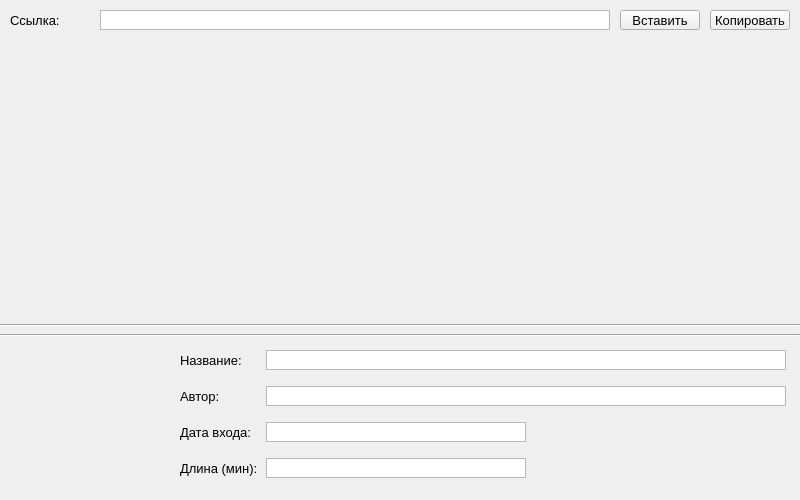
Qt form design_cool.ui (AlekseevValeriy/YouTube-video-downloader) before a commit.
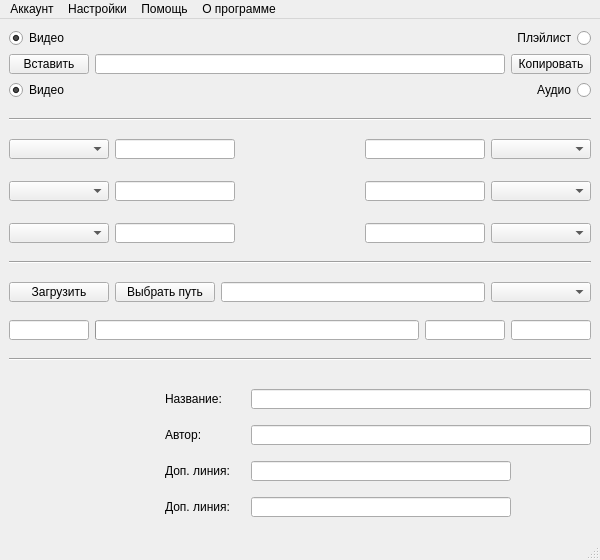
The same form after that commit.

The edit to the form file:
```diff
--- a/design_cool.ui
+++ b/design_cool.ui
@@ -6,79 +6,766 @@
    <rect>
     <x>0</x>
     <y>0</y>
-    <width>800</width>
-    <height>500</height>
+    <width>600</width>
+    <height>560</height>
    </rect>
   </property>
   <property name="windowTitle">
    <string>MainWindow</string>
   </property>
   <widget class="QWidget" name="centralwidget">
-   <widget class="QLabel" name="image_label">
-    <property name="geometry">
-     <rect>
-      <x>10</x>
-      <y>340</y>
-      <width>150</width>
-      <height>150</height>
-     </rect>
-    </property>
+   <layout class="QVBoxLayout" name="verticalLayout_2">
+    <item>
+     <layout class="QHBoxLayout" name="link_and_settings_layout">
+      <item>
+       <layout class="QVBoxLayout" name="left_settings_layout">
+        <item>
+         <widget class="QRadioButton" name="video_type_radio">
     <property name="minimumSize">
      <size>
-      <width>150</width>
-      <height>150</height>
+            <width>80</width>
+            <height>20</height>
      </size>
     </property>
     <property name="maximumSize">
      <size>
-      <width>150</width>
-      <height>150</height>
-     </size>
-    </property>
+            <width>80</width>
+            <height>20</height>
+           </size>
+          </property>
+          <property name="font">
+           <font>
+            <pointsize>9</pointsize>
+           </font>
+          </property>
+          <property name="toolTip">
+           <string>Выбрать загрузку видео</string>
+          </property>
+          <property name="layoutDirection">
+           <enum>Qt::LeftToRight</enum>
+          </property>
     <property name="text">
+           <string>Видео</string>
+          </property>
+          <property name="checked">
+           <bool>true</bool>
+          </property>
+          <attribute name="buttonGroup">
+           <string notr="true">download_type</string>
+          </attribute>
+         </widget>
+        </item>
+        <item>
+         <widget class="QPushButton" name="paste_button">
+          <property name="minimumSize">
+           <size>
+            <width>80</width>
+            <height>20</height>
+           </size>
+          </property>
+          <property name="maximumSize">
+           <size>
+            <width>80</width>
+            <height>20</height>
+           </size>
+          </property>
+          <property name="font">
+           <font>
+            <pointsize>9</pointsize>
+           </font>
+          </property>
+          <property name="toolTip">
+           <string>Вставить текст в поле для ссылки</string>
+          </property>
+          <property name="toolTipDuration">
+           <number>-1</number>
+          </property>
+          <property name="whatsThis">
      <string/>
     </property>
-   </widget>
-   <widget class="Line" name="line">
-    <property name="geometry">
-     <rect>
-      <x>0</x>
-      <y>330</y>
-      <width>800</width>
-      <height>10</height>
-     </rect>
-    </property>
+          <property name="inputMethodHints">
+           <set>Qt::ImhNone</set>
+          </property>
+          <property name="text">
+           <string>Вставить</string>
+          </property>
+          <property name="checkable">
+           <bool>false</bool>
+          </property>
+          <property name="checked">
+           <bool>false</bool>
+          </property>
+         </widget>
+        </item>
+        <item>
+         <widget class="QRadioButton" name="video_format_radio">
+          <property name="minimumSize">
+           <size>
+            <width>80</width>
+            <height>20</height>
+           </size>
+          </property>
+          <property name="maximumSize">
+           <size>
+            <width>80</width>
+            <height>20</height>
+           </size>
+          </property>
+          <property name="font">
+           <font>
+            <pointsize>9</pointsize>
+           </font>
+          </property>
+          <property name="toolTip">
+           <string>Вырать загрузку формата &quot;видео&quot;</string>
+          </property>
+          <property name="text">
+           <string>Видео</string>
+          </property>
+          <property name="checked">
+           <bool>true</bool>
+          </property>
+          <attribute name="buttonGroup">
+           <string notr="true">download_format</string>
+          </attribute>
+         </widget>
+        </item>
+       </layout>
+      </item>
+      <item>
+       <widget class="QLineEdit" name="link_line">
+        <property name="minimumSize">
+         <size>
+          <width>260</width>
+          <height>20</height>
+         </size>
+        </property>
+        <property name="maximumSize">
+         <size>
+          <width>16777215</width>
+          <height>20</height>
+         </size>
+        </property>
+        <property name="font">
+         <font>
+          <pointsize>9</pointsize>
+         </font>
+        </property>
+        <property name="toolTip">
+         <string>Поле для поле для ссылки</string>
+        </property>
+       </widget>
+      </item>
+      <item>
+       <layout class="QVBoxLayout" name="right_settings_layout">
+        <item>
+         <widget class="QRadioButton" name="playlist_type_radio">
+          <property name="minimumSize">
+           <size>
+            <width>80</width>
+            <height>20</height>
+           </size>
+          </property>
+          <property name="maximumSize">
+           <size>
+            <width>80</width>
+            <height>20</height>
+           </size>
+          </property>
+          <property name="font">
+           <font>
+            <pointsize>9</pointsize>
+           </font>
+          </property>
+          <property name="toolTip">
+           <string>Выбрать загрузку плэйлиста</string>
+          </property>
+          <property name="layoutDirection">
+           <enum>Qt::RightToLeft</enum>
+          </property>
+          <property name="text">
+           <string>Плэйлист</string>
+          </property>
+          <attribute name="buttonGroup">
+           <string notr="true">download_type</string>
+          </attribute>
+         </widget>
+        </item>
+        <item>
+         <widget class="QPushButton" name="copy_button">
+          <property name="minimumSize">
+           <size>
+            <width>80</width>
+            <height>20</height>
+           </size>
+          </property>
+          <property name="maximumSize">
+           <size>
+            <width>80</width>
+            <height>20</height>
+           </size>
+          </property>
+          <property name="font">
+           <font>
+            <pointsize>9</pointsize>
+           </font>
+          </property>
+          <property name="toolTip">
+           <string>Копировать текст из поля для ссылки</string>
+          </property>
+          <property name="layoutDirection">
+           <enum>Qt::RightToLeft</enum>
+          </property>
+          <property name="text">
+           <string>Копировать</string>
+          </property>
+         </widget>
+        </item>
+        <item>
+         <widget class="QRadioButton" name="audio_format_radio">
+          <property name="minimumSize">
+           <size>
+            <width>80</width>
+            <height>20</height>
+           </size>
+          </property>
+          <property name="maximumSize">
+           <size>
+            <width>80</width>
+            <height>20</height>
+           </size>
+          </property>
+          <property name="font">
+           <font>
+            <pointsize>9</pointsize>
+           </font>
+          </property>
+          <property name="toolTip">
+           <string>Вырать загрузку формата &quot;аудио&quot;</string>
+          </property>
+          <property name="layoutDirection">
+           <enum>Qt::RightToLeft</enum>
+          </property>
+          <property name="text">
+           <string>Аудио</string>
+          </property>
+          <attribute name="buttonGroup">
+           <string notr="true">download_format</string>
+          </attribute>
+         </widget>
+        </item>
+       </layout>
+      </item>
+     </layout>
+    </item>
+    <item>
+     <spacer name="vertical_spacer_1">
     <property name="orientation">
+       <enum>Qt::Vertical</enum>
+      </property>
+      <property name="sizeHint" stdset="0">
+       <size>
+        <width>20</width>
+        <height>20</height>
+       </size>
+      </property>
+     </spacer>
+    </item>
+    <item>
+     <widget class="Line" name="line_1">
+      <property name="font">
+       <font>
+        <pointsize>9</pointsize>
+       </font>
+      </property>
+      <property name="orientation">
      <enum>Qt::Horizontal</enum>
     </property>
    </widget>
+    </item>
+    <item>
+     <spacer name="vertical_spacer_2">
+      <property name="orientation">
+       <enum>Qt::Vertical</enum>
+      </property>
+      <property name="sizeHint" stdset="0">
+       <size>
+        <width>20</width>
+        <height>20</height>
+       </size>
+      </property>
+     </spacer>
+    </item>
+    <item>
+     <layout class="QVBoxLayout" name="tags_layout">
+      <item>
+       <layout class="QHBoxLayout" name="tags_line_layout_1">
+        <item>
+         <widget class="QComboBox" name="tags_box_1">
+          <property name="minimumSize">
+           <size>
+            <width>100</width>
+            <height>20</height>
+           </size>
+          </property>
+          <property name="maximumSize">
+           <size>
+            <width>100</width>
+            <height>20</height>
+           </size>
+          </property>
+          <property name="toolTip">
+           <string>Набор тегов</string>
+          </property>
+         </widget>
+        </item>
+        <item>
+         <widget class="QLineEdit" name="tag_line_1">
+          <property name="minimumSize">
+           <size>
+            <width>120</width>
+            <height>20</height>
+           </size>
+          </property>
+          <property name="maximumSize">
+           <size>
+            <width>120</width>
+            <height>20</height>
+           </size>
+          </property>
+          <property name="toolTip">
+           <string>Поле для ввода тега</string>
+          </property>
+         </widget>
+        </item>
+        <item>
+         <spacer name="horizontal_spacer_2">
+          <property name="orientation">
+           <enum>Qt::Horizontal</enum>
+          </property>
+          <property name="sizeHint" stdset="0">
+           <size>
+            <width>40</width>
+            <height>20</height>
+           </size>
+          </property>
+         </spacer>
+        </item>
+        <item>
+         <widget class="QLineEdit" name="tag_line_2">
+          <property name="minimumSize">
+           <size>
+            <width>120</width>
+            <height>20</height>
+           </size>
+          </property>
+          <property name="maximumSize">
+           <size>
+            <width>120</width>
+            <height>20</height>
+           </size>
+          </property>
+          <property name="toolTip">
+           <string>Поле для ввода тега</string>
+          </property>
+         </widget>
+        </item>
+        <item>
+         <widget class="QComboBox" name="tags_box_2">
+          <property name="minimumSize">
+           <size>
+            <width>100</width>
+            <height>20</height>
+           </size>
+          </property>
+          <property name="maximumSize">
+           <size>
+            <width>100</width>
+            <height>20</height>
+           </size>
+          </property>
+          <property name="toolTip">
+           <string>Набор тегов</string>
+          </property>
+         </widget>
+        </item>
+       </layout>
+      </item>
+      <item>
+       <spacer name="vertical_spacer_3">
+        <property name="orientation">
+         <enum>Qt::Vertical</enum>
+        </property>
+        <property name="sizeHint" stdset="0">
+         <size>
+          <width>20</width>
+          <height>20</height>
+         </size>
+        </property>
+       </spacer>
+      </item>
+      <item>
+       <layout class="QHBoxLayout" name="tags_line_layout_2">
+        <item>
+         <widget class="QComboBox" name="tags_box_3">
+          <property name="minimumSize">
+           <size>
+            <width>100</width>
+            <height>20</height>
+           </size>
+          </property>
+          <property name="maximumSize">
+           <size>
+            <width>100</width>
+            <height>20</height>
+           </size>
+          </property>
+          <property name="toolTip">
+           <string>Набор тегов</string>
+          </property>
+         </widget>
+        </item>
+        <item>
+         <widget class="QLineEdit" name="tag_line_3">
+          <property name="minimumSize">
+           <size>
+            <width>120</width>
+            <height>20</height>
+           </size>
+          </property>
+          <property name="maximumSize">
+           <size>
+            <width>120</width>
+            <height>20</height>
+           </size>
+          </property>
+          <property name="toolTip">
+           <string>Поле для ввода тега</string>
+          </property>
+         </widget>
+        </item>
+        <item>
+         <spacer name="horizontal_spacer_4">
+          <property name="orientation">
+           <enum>Qt::Horizontal</enum>
+          </property>
+          <property name="sizeHint" stdset="0">
+           <size>
+            <width>40</width>
+            <height>20</height>
+           </size>
+          </property>
+         </spacer>
+        </item>
+        <item>
+         <widget class="QLineEdit" name="tag_line_4">
+          <property name="minimumSize">
+           <size>
+            <width>120</width>
+            <height>20</height>
+           </size>
+          </property>
+          <property name="maximumSize">
+           <size>
+            <width>120</width>
+            <height>20</height>
+           </size>
+          </property>
+          <property name="toolTip">
+           <string>Поле для ввода тега</string>
+          </property>
+         </widget>
+        </item>
+        <item>
+         <widget class="QComboBox" name="tags_box_4">
+          <property name="minimumSize">
+           <size>
+            <width>100</width>
+            <height>20</height>
+           </size>
+          </property>
+          <property name="maximumSize">
+           <size>
+            <width>100</width>
+            <height>20</height>
+           </size>
+          </property>
+          <property name="toolTip">
+           <string>Набор тегов</string>
+          </property>
+         </widget>
+        </item>
+       </layout>
+      </item>
+      <item>
+       <spacer name="vertical_spacer_4">
+        <property name="orientation">
+         <enum>Qt::Vertical</enum>
+        </property>
+        <property name="sizeHint" stdset="0">
+         <size>
+          <width>20</width>
+          <height>20</height>
+         </size>
+        </property>
+       </spacer>
+      </item>
+      <item>
+       <layout class="QHBoxLayout" name="tags_line_layout_3">
+        <item>
+         <widget class="QComboBox" name="tags_box_5">
+          <property name="minimumSize">
+           <size>
+            <width>100</width>
+            <height>20</height>
+           </size>
+          </property>
+          <property name="maximumSize">
+           <size>
+            <width>100</width>
+            <height>20</height>
+           </size>
+          </property>
+          <property name="toolTip">
+           <string>Набор тегов</string>
+          </property>
+         </widget>
+        </item>
+        <item>
+         <widget class="QLineEdit" name="tag_line_5">
+          <property name="minimumSize">
+           <size>
+            <width>120</width>
+            <height>20</height>
+           </size>
+          </property>
+          <property name="maximumSize">
+           <size>
+            <width>120</width>
+            <height>20</height>
+           </size>
+          </property>
+          <property name="toolTip">
+           <string>Поле для ввода тега</string>
+          </property>
+         </widget>
+        </item>
+        <item>
+         <spacer name="horizontal_spacer_3">
+          <property name="orientation">
+           <enum>Qt::Horizontal</enum>
+          </property>
+          <property name="sizeHint" stdset="0">
+           <size>
+            <width>40</width>
+            <height>20</height>
+           </size>
+          </property>
+         </spacer>
+        </item>
+        <item>
+         <widget class="QLineEdit" name="tag_line_6">
+          <property name="minimumSize">
+           <size>
+            <width>120</width>
+            <height>20</height>
+           </size>
+          </property>
+          <property name="maximumSize">
+           <size>
+            <width>120</width>
+            <height>20</height>
+           </size>
+          </property>
+          <property name="toolTip">
+           <string>Поле для ввода тега</string>
+          </property>
+         </widget>
+        </item>
+        <item>
+         <widget class="QComboBox" name="tags_box_6">
+          <property name="minimumSize">
+           <size>
+            <width>100</width>
+            <height>20</height>
+           </size>
+          </property>
+          <property name="maximumSize">
+           <size>
+            <width>100</width>
+            <height>20</height>
+           </size>
+          </property>
+          <property name="toolTip">
+           <string>Набор тегов</string>
+          </property>
+         </widget>
+        </item>
+       </layout>
+      </item>
+     </layout>
+    </item>
+    <item>
+     <spacer name="vertical_spacer_5">
+      <property name="orientation">
+       <enum>Qt::Vertical</enum>
+      </property>
+      <property name="sizeHint" stdset="0">
+       <size>
+        <width>20</width>
+        <height>20</height>
+       </size>
+      </property>
+     </spacer>
+    </item>
+    <item>
    <widget class="Line" name="line_2">
-    <property name="geometry">
-     <rect>
-      <x>0</x>
-      <y>320</y>
-      <width>800</width>
-      <height>10</height>
-     </rect>
+      <property name="font">
+       <font>
+        <pointsize>9</pointsize>
+       </font>
     </property>
     <property name="orientation">
      <enum>Qt::Horizontal</enum>
     </property>
    </widget>
-   <widget class="QWidget" name="formLayoutWidget">
-    <property name="geometry">
-     <rect>
-      <x>180</x>
-      <y>340</y>
-      <width>611</width>
-      <height>151</height>
-     </rect>
-    </property>
-    <layout class="QFormLayout" name="formLayout_2">
-     <item row="0" column="0">
-      <widget class="QLabel" name="title_label">
+    </item>
+    <item>
+     <spacer name="vertical_spacer_6">
+      <property name="orientation">
+       <enum>Qt::Vertical</enum>
+      </property>
+      <property name="sizeHint" stdset="0">
+       <size>
+        <width>20</width>
+        <height>20</height>
+       </size>
+      </property>
+     </spacer>
+    </item>
+    <item>
+     <layout class="QHBoxLayout" name="download_layout">
+      <item>
+       <widget class="QPushButton" name="load_button">
        <property name="minimumSize">
         <size>
+          <width>100</width>
+          <height>20</height>
+         </size>
+        </property>
+        <property name="maximumSize">
+         <size>
+          <width>100</width>
+          <height>20</height>
+         </size>
+        </property>
+        <property name="font">
+         <font>
+          <pointsize>9</pointsize>
+         </font>
+        </property>
+        <property name="toolTip">
+         <string>Загрузить файл</string>
+        </property>
+        <property name="text">
+         <string>Загрузить</string>
+        </property>
+       </widget>
+      </item>
+      <item>
+       <widget class="QPushButton" name="choice_path_button">
+        <property name="minimumSize">
+         <size>
+          <width>100</width>
+          <height>20</height>
+         </size>
+        </property>
+        <property name="maximumSize">
+         <size>
+          <width>100</width>
+          <height>20</height>
+         </size>
+        </property>
+        <property name="font">
+         <font>
+          <pointsize>9</pointsize>
+         </font>
+        </property>
+        <property name="toolTip">
+         <string>Выбрать путь, где будет находится скаченный файл</string>
+        </property>
+        <property name="text">
+         <string>Выбрать путь</string>
+        </property>
+       </widget>
+      </item>
+      <item>
+       <widget class="QLineEdit" name="path_line">
+        <property name="minimumSize">
+         <size>
+          <width>200</width>
+          <height>20</height>
+         </size>
+        </property>
+        <property name="maximumSize">
+         <size>
+          <width>400</width>
+          <height>20</height>
+         </size>
+        </property>
+        <property name="toolTip">
+         <string>Поле путя для файла</string>
+        </property>
+       </widget>
+      </item>
+      <item>
+       <widget class="QComboBox" name="quality_box">
+        <property name="minimumSize">
+         <size>
+          <width>100</width>
+          <height>20</height>
+         </size>
+        </property>
+        <property name="maximumSize">
+         <size>
+          <width>100</width>
+          <height>20</height>
+         </size>
+        </property>
+        <property name="font">
+         <font>
+          <pointsize>9</pointsize>
+         </font>
+        </property>
+        <property name="toolTip">
+         <string>Набор возможных качеств</string>
+        </property>
+        <property name="maxVisibleItems">
+         <number>5</number>
+        </property>
+       </widget>
+      </item>
+     </layout>
+    </item>
+    <item>
+     <spacer name="vertical_spacer_7">
+      <property name="orientation">
+       <enum>Qt::Vertical</enum>
+      </property>
+      <property name="sizeHint" stdset="0">
+       <size>
+        <width>20</width>
+        <height>20</height>
+       </size>
+      </property>
+     </spacer>
+    </item>
+    <item>
+     <layout class="QHBoxLayout" name="load_progress_layout">
+      <item>
+       <widget class="QLineEdit" name="quality_line">
+        <property name="minimumSize">
+         <size>
          <width>80</width>
          <height>20</height>
         </size>
@@ -89,13 +776,217 @@
          <height>20</height>
         </size>
        </property>
+        <property name="toolTip">
+         <string>Количество загружаемых и загруженных файлов</string>
+        </property>
+        <property name="readOnly">
+         <bool>true</bool>
+        </property>
+       </widget>
+      </item>
+      <item>
+       <widget class="QProgressBar" name="load_progress_bar">
+        <property name="minimumSize">
+         <size>
+          <width>100</width>
+          <height>20</height>
+         </size>
+        </property>
+        <property name="maximumSize">
+         <size>
+          <width>400</width>
+          <height>20</height>
+         </size>
+        </property>
+        <property name="toolTip">
+         <string>Шкала прогресса загрузки файла</string>
+        </property>
+        <property name="value">
+         <number>0</number>
+        </property>
+        <property name="textVisible">
+         <bool>false</bool>
+        </property>
+        <property name="orientation">
+         <enum>Qt::Horizontal</enum>
+        </property>
+        <property name="invertedAppearance">
+         <bool>false</bool>
+        </property>
+        <property name="textDirection">
+         <enum>QProgressBar::TopToBottom</enum>
+        </property>
+        <property name="format">
+         <string>%p%</string>
+        </property>
+       </widget>
+      </item>
+      <item>
+       <widget class="QLineEdit" name="remaining_time_line">
+        <property name="minimumSize">
+         <size>
+          <width>80</width>
+          <height>20</height>
+         </size>
+        </property>
+        <property name="maximumSize">
+         <size>
+          <width>80</width>
+          <height>20</height>
+         </size>
+        </property>
+        <property name="toolTip">
+         <string>Оставшиеся время до полной загрузки файла(ов)</string>
+        </property>
+        <property name="readOnly">
+         <bool>true</bool>
+        </property>
+       </widget>
+      </item>
+      <item>
+       <widget class="QLineEdit" name="internet_speed_line">
+        <property name="minimumSize">
+         <size>
+          <width>80</width>
+          <height>20</height>
+         </size>
+        </property>
+        <property name="maximumSize">
+         <size>
+          <width>80</width>
+          <height>20</height>
+         </size>
+        </property>
+        <property name="toolTip">
+         <string>Примерная скорость загрузки файла</string>
+        </property>
+        <property name="readOnly">
+         <bool>true</bool>
+        </property>
+       </widget>
+      </item>
+     </layout>
+    </item>
+    <item>
+     <spacer name="vertical_spacer_8">
+      <property name="orientation">
+       <enum>Qt::Vertical</enum>
+      </property>
+      <property name="sizeHint" stdset="0">
+       <size>
+        <width>20</width>
+        <height>20</height>
+       </size>
+      </property>
+     </spacer>
+    </item>
+    <item>
+     <widget class="Line" name="line_3">
        <property name="font">
         <font>
-         <pointsize>10</pointsize>
-        </font>
-       </property>
+        <pointsize>9</pointsize>
+       </font>
+      </property>
+      <property name="orientation">
+       <enum>Qt::Horizontal</enum>
+      </property>
+     </widget>
+    </item>
+    <item>
+     <spacer name="vertical_spacer_9">
+      <property name="orientation">
+       <enum>Qt::Vertical</enum>
+      </property>
+      <property name="sizeHint" stdset="0">
+       <size>
+        <width>20</width>
+        <height>20</height>
+       </size>
+      </property>
+     </spacer>
+    </item>
+    <item>
+     <layout class="QHBoxLayout" name="discription_and_preview_layout">
+      <item>
+       <widget class="QLabel" name="image_label">
+        <property name="minimumSize">
+         <size>
+          <width>150</width>
+          <height>150</height>
+         </size>
+        </property>
+        <property name="maximumSize">
+         <size>
+          <width>150</width>
+          <height>150</height>
+         </size>
+        </property>
+        <property name="font">
+         <font>
+          <pointsize>9</pointsize>
+         </font>
+        </property>
+        <property name="toolTip">
+         <string>Превью видео</string>
+        </property>
        <property name="text">
-        <string>Название:</string>
+         <string/>
+        </property>
+       </widget>
+      </item>
+      <item>
+       <layout class="QGridLayout" name="discription_layout">
+        <item row="0" column="1">
+         <widget class="QLineEdit" name="title_line">
+          <property name="minimumSize">
+           <size>
+            <width>260</width>
+            <height>20</height>
+           </size>
+          </property>
+          <property name="maximumSize">
+           <size>
+            <width>520</width>
+            <height>20</height>
+           </size>
+          </property>
+          <property name="font">
+           <font>
+            <pointsize>9</pointsize>
+           </font>
+          </property>
+          <property name="toolTip">
+           <string>Название видео</string>
+          </property>
+          <property name="text">
+           <string/>
+          </property>
+          <property name="readOnly">
+           <bool>true</bool>
+          </property>
+         </widget>
+        </item>
+        <item row="3" column="0">
+         <widget class="QLabel" name="additional_label_2">
+          <property name="minimumSize">
+           <size>
+            <width>80</width>
+            <height>20</height>
+           </size>
+          </property>
+          <property name="maximumSize">
+           <size>
+            <width>80</width>
+            <height>20</height>
+           </size>
+          </property>
+          <property name="font">
+           <font>
+            <pointsize>9</pointsize>
+           </font>
+          </property>
+          <property name="text">
+           <string>Доп. линия:</string>
        </property>
       </widget>
      </item>
@@ -115,7 +1006,7 @@
        </property>
        <property name="font">
         <font>
-         <pointsize>10</pointsize>
+            <pointsize>9</pointsize>
         </font>
        </property>
        <property name="text">
@@ -124,13 +1015,10 @@
       </widget>
      </item>
      <item row="1" column="1">
-      <widget class="QTextBrowser" name="author_text_browser">
-       <property name="enabled">
-        <bool>true</bool>
-       </property>
+         <widget class="QLineEdit" name="author_line">
        <property name="minimumSize">
         <size>
-         <width>520</width>
+            <width>260</width>
          <height>20</height>
         </size>
        </property>
@@ -142,22 +1030,19 @@
        </property>
        <property name="font">
         <font>
-         <pointsize>10</pointsize>
-        </font>
-       </property>
-       <property name="verticalScrollBarPolicy">
-        <enum>Qt::ScrollBarAlwaysOff</enum>
-       </property>
-       <property name="horizontalScrollBarPolicy">
-        <enum>Qt::ScrollBarAsNeeded</enum>
-       </property>
-       <property name="markdown">
-        <string/>
+            <pointsize>9</pointsize>
+           </font>
+          </property>
+          <property name="toolTip">
+           <string>Автор видео</string>
+          </property>
+          <property name="readOnly">
+           <bool>true</bool>
        </property>
       </widget>
      </item>
      <item row="2" column="0">
-      <widget class="QLabel" name="data_label">
+         <widget class="QLabel" name="additional_label_1">
        <property name="minimumSize">
         <size>
          <width>80</width>
@@ -172,79 +1057,46 @@
        </property>
        <property name="font">
         <font>
-         <pointsize>10</pointsize>
+            <pointsize>9</pointsize>
         </font>
        </property>
        <property name="text">
-        <string>Дата входа:</string>
+           <string>Доп. линия:</string>
        </property>
       </widget>
      </item>
      <item row="2" column="1">
-      <widget class="QTextBrowser" name="data_text_browser">
-       <property name="enabled">
+         <widget class="QLineEdit" name="additional_line_1">
+          <property name="minimumSize">
+           <size>
+            <width>130</width>
+            <height>20</height>
+           </size>
+          </property>
+          <property name="maximumSize">
+           <size>
+            <width>260</width>
+            <height>20</height>
+           </size>
+          </property>
+          <property name="font">
+           <font>
+            <pointsize>9</pointsize>
+           </font>
+          </property>
+          <property name="toolTip">
+           <string>Продолжительность видео/всех видео плэйлиста</string>
+          </property>
+          <property name="readOnly">
         <bool>true</bool>
-       </property>
-       <property name="minimumSize">
-        <size>
-         <width>260</width>
-         <height>20</height>
-        </size>
-       </property>
-       <property name="maximumSize">
-        <size>
-         <width>260</width>
-         <height>20</height>
-        </size>
-       </property>
-       <property name="font">
-        <font>
-         <pointsize>10</pointsize>
-        </font>
-       </property>
-       <property name="verticalScrollBarPolicy">
-        <enum>Qt::ScrollBarAlwaysOff</enum>
-       </property>
-       <property name="horizontalScrollBarPolicy">
-        <enum>Qt::ScrollBarAlwaysOff</enum>
-       </property>
-       <property name="markdown">
-        <string/>
-       </property>
-      </widget>
-     </item>
-     <item row="3" column="0">
-      <widget class="QLabel" name="length_label">
-       <property name="minimumSize">
-        <size>
-         <width>80</width>
-         <height>20</height>
-        </size>
-       </property>
-       <property name="maximumSize">
-        <size>
-         <width>80</width>
-         <height>20</height>
-        </size>
-       </property>
-       <property name="font">
-        <font>
-         <pointsize>10</pointsize>
-        </font>
-       </property>
-       <property name="text">
-        <string>Длина (мин):</string>
        </property>
       </widget>
      </item>
      <item row="3" column="1">
-      <widget class="QTextBrowser" name="length_text_browser">
-       <property name="enabled">
-        <bool>true</bool>
-       </property>
+         <widget class="QLineEdit" name="additional_line_2">
        <property name="minimumSize">
         <size>
-         <width>260</width>
+            <width>130</width>
          <height>20</height>
         </size>
        </property>
@@ -256,125 +1108,81 @@
        </property>
        <property name="font">
         <font>
-         <pointsize>10</pointsize>
-        </font>
-       </property>
-       <property name="verticalScrollBarPolicy">
-        <enum>Qt::ScrollBarAlwaysOff</enum>
-       </property>
-       <property name="horizontalScrollBarPolicy">
-        <enum>Qt::ScrollBarAlwaysOff</enum>
-       </property>
-       <property name="markdown">
-        <string/>
-       </property>
-      </widget>
-     </item>
-     <item row="0" column="1">
-      <widget class="QTextBrowser" name="title_text_browser">
-       <property name="enabled">
-        <bool>true</bool>
-       </property>
+            <pointsize>9</pointsize>
+           </font>
+          </property>
+          <property name="toolTip">
+           <string>Дата загрузки видео/количество видео в плэйлисте</string>
+          </property>
+          <property name="readOnly">
+           <bool>true</bool>
+          </property>
+         </widget>
+        </item>
+        <item row="0" column="0">
+         <widget class="QLabel" name="title_label">
        <property name="minimumSize">
         <size>
-         <width>520</width>
+            <width>80</width>
          <height>20</height>
         </size>
        </property>
        <property name="maximumSize">
         <size>
-         <width>520</width>
+            <width>80</width>
          <height>20</height>
         </size>
        </property>
        <property name="font">
         <font>
-         <pointsize>10</pointsize>
-        </font>
-       </property>
-       <property name="verticalScrollBarPolicy">
-        <enum>Qt::ScrollBarAlwaysOff</enum>
-       </property>
-       <property name="horizontalScrollBarPolicy">
-        <enum>Qt::ScrollBarAsNeeded</enum>
-       </property>
-       <property name="markdown">
-        <string/>
-       </property>
+            <pointsize>9</pointsize>
+           </font>
+          </property>
+          <property name="text">
+           <string>Название:</string>
+          </property>
       </widget>
      </item>
     </layout>
-   </widget>
-   <widget class="QLabel" name="label">
+      </item>
+     </layout>
+    </item>
+   </layout>
+  </widget>
+  <widget class="QStatusBar" name="statusBar"/>
+  <widget class="QMenuBar" name="menuBar">
     <property name="geometry">
      <rect>
-      <x>10</x>
-      <y>10</y>
-      <width>80</width>
-      <height>20</height>
-     </rect>
-    </property>
-    <property name="font">
-     <font>
-      <pointsize>10</pointsize>
-     </font>
+     <x>0</x>
+     <y>0</y>
+     <width>600</width>
+     <height>21</height>
+    </rect>
+   </property>
+   <widget class="QMenu" name="menu_account">
+    <property name="title">
+     <string>Аккаунт</string>
     </property>
-    <property name="text">
-     <string>Ссылка:</string>
-    </property>
    </widget>
-   <widget class="QTextBrowser" name="textBrowser">
-    <property name="geometry">
-     <rect>
-      <x>100</x>
-      <y>10</y>
-      <width>510</width>
-      <height>20</height>
-     </rect>
+   <widget class="QMenu" name="menu_help">
+    <property name="title">
+     <string>Помощь</string>
     </property>
-    <property name="verticalScrollBarPolicy">
-     <enum>Qt::ScrollBarAlwaysOff</enum>
-    </property>
-    <property name="horizontalScrollBarPolicy">
-     <enum>Qt::ScrollBarAsNeeded</enum>
-    </property>
    </widget>
-   <widget class="QPushButton" name="pushButton">
-    <property name="geometry">
-     <rect>
-      <x>710</x>
-      <y>10</y>
-      <width>80</width>
-      <height>20</height>
-     </rect>
+   <widget class="QMenu" name="menu_settings">
+    <property name="title">
+     <string>Настройки</string>
     </property>
-    <property name="font">
-     <font>
-      <pointsize>10</pointsize>
-     </font>
-    </property>
-    <property name="text">
-     <string>Копировать</string>
-    </property>
    </widget>
-   <widget class="QPushButton" name="pushButton_2">
-    <property name="geometry">
-     <rect>
-      <x>620</x>
-      <y>10</y>
-      <width>80</width>
-      <height>20</height>
-     </rect>
+   <widget class="QMenu" name="menu_about_program">
+    <property name="title">
+     <string>О программе</string>
     </property>
-    <property name="font">
-     <font>
-      <pointsize>10</pointsize>
-     </font>
-    </property>
-    <property name="text">
-     <string>Вставить</string>
-    </property>
    </widget>
+   <addaction name="menu_account"/>
+   <addaction name="menu_settings"/>
+   <addaction name="menu_help"/>
+   <addaction name="menu_about_program"/>
   </widget>
  </widget>
  <resources/>
```
Left out of the diff: 7 changed lines with no effect on the pictures. Lines whose indentation alone changed are shown as unchanged.
